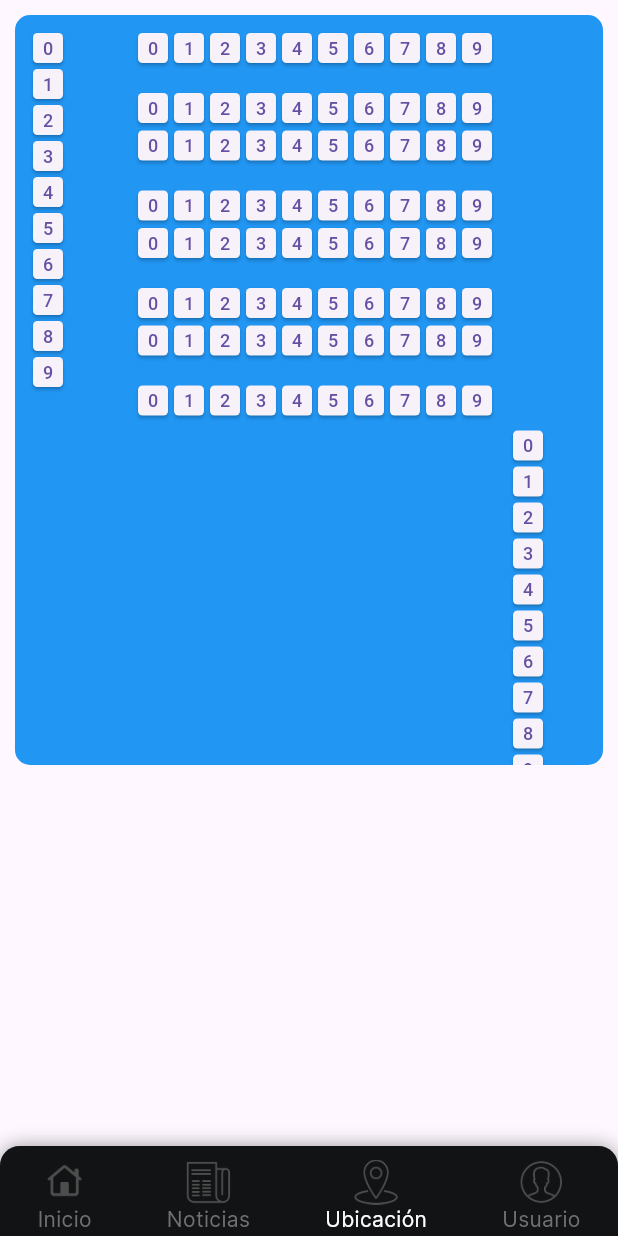
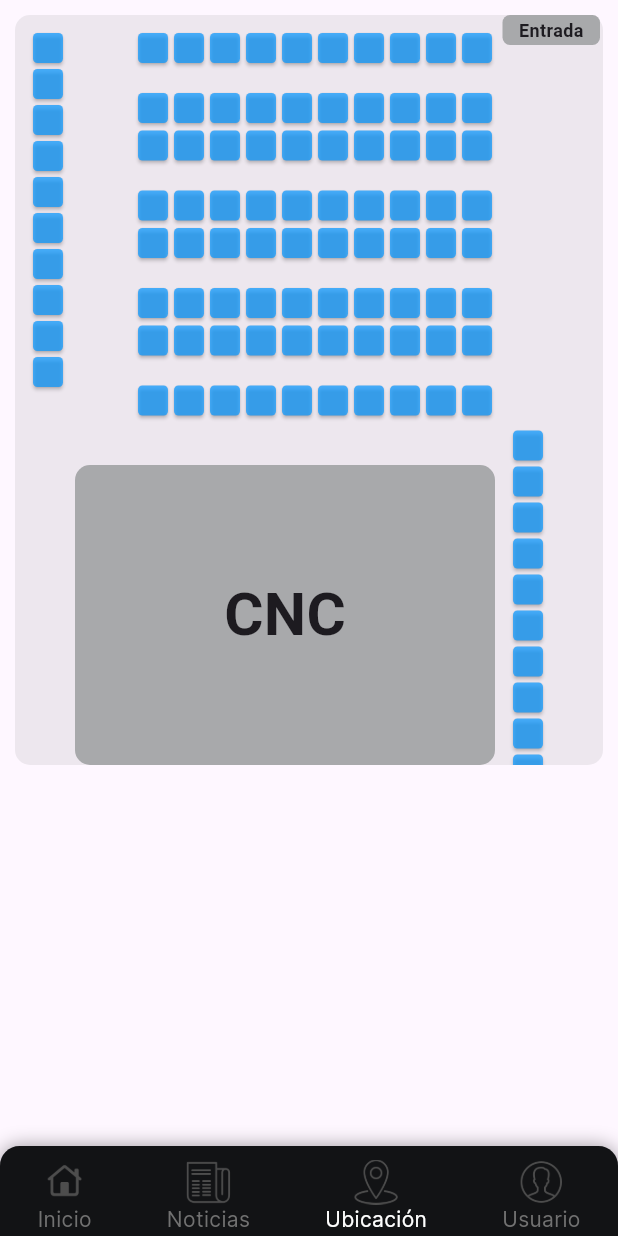
Before and after one commit to Joapava/Proyecto_BAZAPP, a Flutter app: the BarraNavegacion screen opened directly, item 3 of the bottom bar chosen, on a phone screen of 412 x 824 dp. Run offline on Flutter 3.47's test engine with Material 3 defaults, Android fonts, the phone set to English and light mode, and no system bars; our stand-ins replace photo_view.

Commit message:
se modifico el mapa de ubicacion

```diff
--- a/prueba/lib/components/generar_botones.dart
+++ b/prueba/lib/components/generar_botones.dart
@@ -17,17 +17,21 @@ Widget generatePositionedButtons({
       width: 20,
       margin: const EdgeInsets.all(2),
       child: ElevatedButton(
-        onPressed: () => print("Botón $startingLabel$index presionado"),
-        child: FittedBox( // Asegura que el texto se ajuste al espacio disponible
-          child: Text(
-            "$startingLabel$index",
-            style: const TextStyle(fontSize: 12), // Puedes ajustar el tamaño del texto aquí
-          ),
-        ),
+        onPressed: ()
+        {
+
+        },
         style: ElevatedButton.styleFrom(
+          backgroundColor: const Color.fromARGB(185, 9, 152, 255),
           padding: EdgeInsets.zero, // Reduce el padding a cero
           shape: RoundedRectangleBorder( // Asegura que el botón sea cuadrado
             borderRadius: BorderRadius.circular(3), // Ajusta la curvatura de las esquinas
+          ),
+        ),
+        child: const FittedBox( // Asegura que el texto se ajuste al espacio disponible
+          child: Text(
+            " ",
+            style:  TextStyle(fontSize: 12), // Puedes ajustar el tamaño del texto aquí
           ),
         ),
       ),
--- a/prueba/lib/pages/pagina_puestos copy.dart
+++ b/prueba/lib/pages/pagina_puestos copy.dart
@@ -1,4 +1,5 @@
 import 'package:flutter/material.dart';
+import 'package:flutter/widgets.dart';
 import 'package:prueba/components/generar_botones.dart';
 
 class PaginaPuestos extends StatefulWidget {
@@ -22,12 +23,12 @@ Widget contenedorPuestos() {
       width: 450, // Ancho fijo para el contenedor
       decoration:  const BoxDecoration(
       borderRadius: BorderRadius.all(Radius.circular(10)),
-        color: Colors.blue),
+        color: Color.fromRGBO(168, 169, 171, 0.2)),
       child: SizedBox(
         height: 500, // Altura fija para el contenedor
         child: SingleChildScrollView(
           // Habilita el desplazamiento vertical dentro de la altura fija
-          child: Column(
+          child: Stack(
             children: [
               // La altura de este contenedor debe ser suficiente para contener todos los botones
               // Coloca el Stack directamente aquí si es parte de lo que se quiere hacer scroll
@@ -71,6 +72,61 @@ Widget contenedorPuestos() {
 
               generatePositionedButtons( count: 8, direction: ButtonDirection.vertical, startingLabel: "", x: 10, y: 560,),
 
+              //Edificio CNC
+              Positioned(
+                left: 40,
+                top:300,
+                child: Container(
+                  height: 200,
+                  width: 280,
+                  decoration: const BoxDecoration(
+                    color: Color.fromRGBO(168, 169, 171, 1.0),
+                    borderRadius: BorderRadius.all(Radius.circular(10))
+                    ),
+                  child: const Center(
+                    child: Text("CNC",style: TextStyle(fontSize: 40, fontWeight: FontWeight.bold,),
+                    ),
+                  ),
+                ),
+              ),
+
+              //Entrada secundario
+              Positioned(
+                left: 325,
+                top:0,
+                child: Container(
+                  height: 20,
+                  width: 65,
+                  decoration: const BoxDecoration(
+                    color: Color.fromRGBO(168, 169, 171, 1.0),
+                    borderRadius: BorderRadius.all(Radius.circular(5))
+                    ),
+                  child: const Center(
+                    child: Text("Entrada",style: TextStyle(fontSize: 12, fontWeight: FontWeight.bold,),
+                    ),
+                  ),
+                ),
+              ),
+
+              //Entrada Principal
+              Positioned(
+                left: 325,
+                top: 770,
+                child: Container(
+                  height: 30,
+                  width: 100,
+                  decoration: const BoxDecoration(
+                    color: Color.fromRGBO(168, 169, 171, 1.0),
+                    borderRadius: BorderRadius.all(Radius.circular(5))
+                    ),
+                  child: const Center(
+                    child: Text("Entrada",style: TextStyle(fontSize: 20, fontWeight: FontWeight.bold,),
+                    ),
+                  ),
+                ),
+              ),
+
+
                   ],
                 ),
               ),
```
